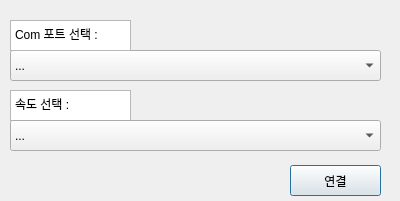
Qt form pc_app/windows/main/connect_dialog.ui (byeonatt/CoREP24_Team5) before a commit.
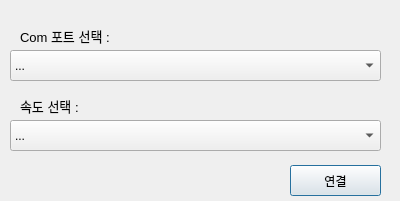
The same form after that commit.

```diff
--- a/pc_app/windows/main/connect_dialog.ui
+++ b/pc_app/windows/main/connect_dialog.ui
@@ -56,46 +56,6 @@
     <string>연결</string>
    </property>
   </widget>
-  <widget class="QTextEdit" name="textEdit">
-   <property name="geometry">
-    <rect>
-     <x>10</x>
-     <y>20</y>
-     <width>121</width>
-     <height>31</height>
-    </rect>
-   </property>
-   <property name="html">
-    <string>&lt;!DOCTYPE HTML PUBLIC &quot;-//W3C//DTD HTML 4.0//EN&quot; &quot;http://www.w3.org/TR/REC-html40/strict.dtd&quot;&gt;
-&lt;html&gt;&lt;head&gt;&lt;meta name=&quot;qrichtext&quot; content=&quot;1&quot; /&gt;&lt;meta charset=&quot;utf-8&quot; /&gt;&lt;style type=&quot;text/css&quot;&gt;
-p, li { white-space: pre-wrap; }
-hr { height: 1px; border-width: 0; }
-li.unchecked::marker { content: &quot;\2610&quot;; }
-li.checked::marker { content: &quot;\2612&quot;; }
-&lt;/style&gt;&lt;/head&gt;&lt;body style=&quot; font-family:'맑은 고딕'; font-size:9pt; font-weight:400; font-style:normal;&quot;&gt;
-&lt;p style=&quot; margin-top:0px; margin-bottom:0px; margin-left:0px; margin-right:0px; -qt-block-indent:0; text-indent:0px;&quot;&gt;Com 포트 선택 :&lt;/p&gt;&lt;/body&gt;&lt;/html&gt;</string>
-   </property>
-  </widget>
-  <widget class="QTextEdit" name="textEdit_2">
-   <property name="geometry">
-    <rect>
-     <x>10</x>
-     <y>90</y>
-     <width>121</width>
-     <height>31</height>
-    </rect>
-   </property>
-   <property name="html">
-    <string>&lt;!DOCTYPE HTML PUBLIC &quot;-//W3C//DTD HTML 4.0//EN&quot; &quot;http://www.w3.org/TR/REC-html40/strict.dtd&quot;&gt;
-&lt;html&gt;&lt;head&gt;&lt;meta name=&quot;qrichtext&quot; content=&quot;1&quot; /&gt;&lt;meta charset=&quot;utf-8&quot; /&gt;&lt;style type=&quot;text/css&quot;&gt;
-p, li { white-space: pre-wrap; }
-hr { height: 1px; border-width: 0; }
-li.unchecked::marker { content: &quot;\2610&quot;; }
-li.checked::marker { content: &quot;\2612&quot;; }
-&lt;/style&gt;&lt;/head&gt;&lt;body style=&quot; font-family:'맑은 고딕'; font-size:9pt; font-weight:400; font-style:normal;&quot;&gt;
-&lt;p style=&quot; margin-top:0px; margin-bottom:0px; margin-left:0px; margin-right:0px; -qt-block-indent:0; text-indent:0px;&quot;&gt;속도 선택 :&lt;/p&gt;&lt;/body&gt;&lt;/html&gt;</string>
-   </property>
-  </widget>
   <widget class="QWidget" name="verticalLayoutWidget">
    <property name="geometry">
     <rect>
@@ -107,16 +67,47 @@
    </property>
    <layout class="QVBoxLayout" name="verticalLayout"/>
   </widget>
-  <widget class="QWidget" name="verticalLayoutWidget_2">
+  <widget class="QLabel" name="lblCom">
    <property name="geometry">
     <rect>
-     <x>10</x>
+     <x>20</x>
+     <y>20</y>
+     <width>331</width>
+     <height>31</height>
+    </rect>
+   </property>
+   <property name="font">
+    <font>
+     <pointsize>10</pointsize>
+    </font>
+   </property>
+   <property name="text">
+    <string>Com 포트 선택 :</string>
+   </property>
+   <property name="alignment">
+    <set>Qt::AlignmentFlag::AlignLeading|Qt::AlignmentFlag::AlignLeft|Qt::AlignmentFlag::AlignVCenter</set>
+   </property>
+  </widget>
+  <widget class="QLabel" name="lblCom_2">
+   <property name="geometry">
+    <rect>
+     <x>20</x>
      <y>90</y>
-     <width>381</width>
-     <height>71</height>
+     <width>331</width>
+     <height>31</height>
     </rect>
    </property>
-   <layout class="QVBoxLayout" name="verticalLayout_2"/>
+   <property name="font">
+    <font>
+     <pointsize>10</pointsize>
+    </font>
+   </property>
+   <property name="text">
+    <string>속도 선택 :</string>
+   </property>
+   <property name="alignment">
+    <set>Qt::AlignmentFlag::AlignLeading|Qt::AlignmentFlag::AlignLeft|Qt::AlignmentFlag::AlignVCenter</set>
+   </property>
   </widget>
   <zorder>btnConnect</zorder>
   <zorder>textEdit_2</zorder>
```
Left out of the diff: 5 changed lines with no effect on the pictures.
